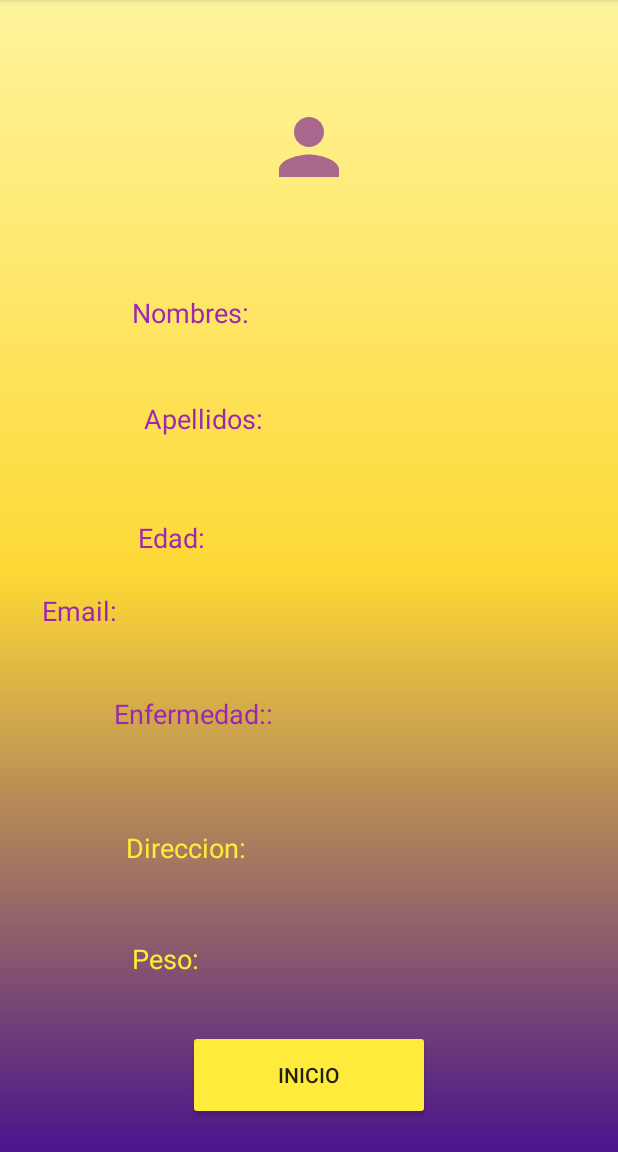
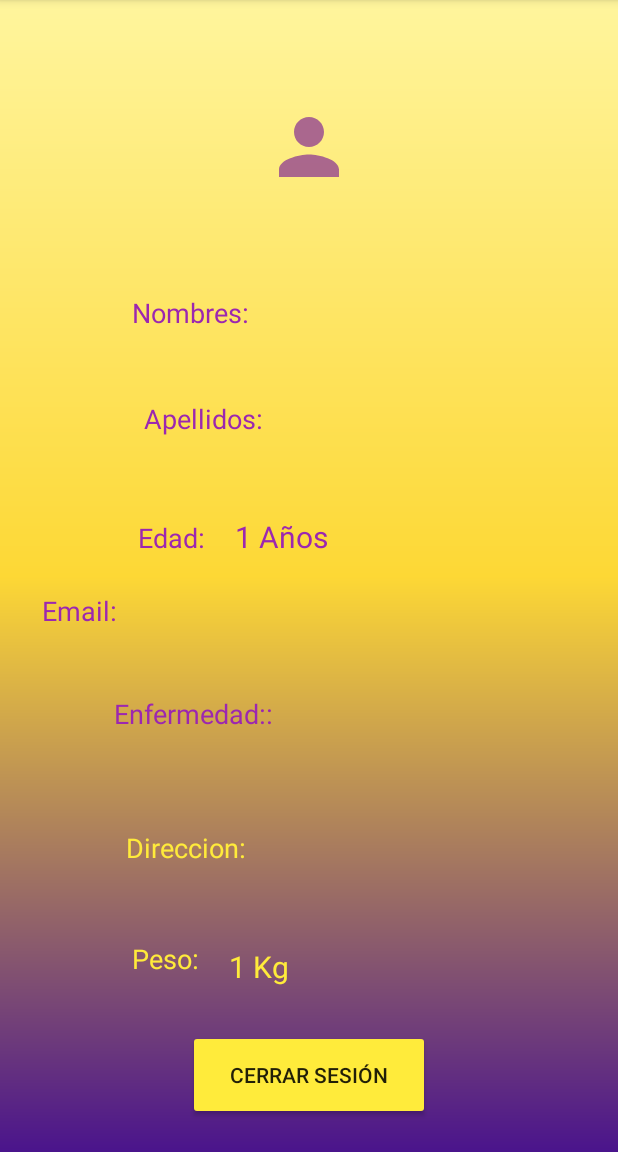
Before and after one commit to ISCOUTB/moviles-devsc, an Android app: the Perfil screen opened directly, with no data from a screen before it, on a phone screen of 412 x 824 dp, the part 84-1236 px from its top. Run offline under Robolectric (Android 15) with nearby library versions, the phone set to English and light mode, and no system bars; our stand-ins replace Firebase (no records; nobody signed in at launch, a user with empty details on screens opened directly).

Commit message:
Coomint final este si :v

```diff
--- a/app/src/main/java/com/example/vitality201/Perfil.java
+++ b/app/src/main/java/com/example/vitality201/Perfil.java
@@ -47,51 +47,17 @@
         Tenfermedad.setText(Enfermedad);
         String email=getIntent().getStringExtra("email");
         Temail.setText(email);
-        String Edad= getIntent().getStringExtra("edad");
-        Tedad.setText(Edad);
-        String Peso= getIntent().getStringExtra("peso");
-        Tpeso.setText(Peso);
-
-
+        int Edad=getIntent().getIntExtra("edad",1);
+        Tedad.setText(Edad +" Años");
+        int Peso= getIntent().getIntExtra("peso",1);
+        Tpeso.setText(Peso +" Kg");
 
 
         mReference = FirebaseDatabase.getInstance().getReference();
-        mReference.child("Usuarios").addValueEventListener(new ValueEventListener() {
-            @Override
-            public void onDataChange(@NonNull DataSnapshot dataSnapshot) {
-
-/*
-                if (dataSnapshot.exists()) {
-                    String Dnombre = dataSnapshot.child("nombre").getValue().toString();
-
-                    Tnombre.setText(Dnombre);
-                    String Dapellido = dataSnapshot.child("apellido").getValue().toString();
-                    Tapellido.setText(Dapellido);
-                    String Ddireccion = dataSnapshot.child("direccion").getValue().toString();
-                    Tdireccion.setText(Ddireccion);
-                    String Demail = dataSnapshot.child("email").getValue().toString();
-                    Temail.setText(Demail);
-                    String Denfermedad = dataSnapshot.child("enfermedad").getValue().toString();
-                    Tenfermedad.setText(Denfermedad);
-                    int Dedad = Integer.parseInt(dataSnapshot.child("edad").getValue().toString());
-                    Tedad.setText(Dedad);
-                    int Dpeso = Integer.parseInt(dataSnapshot.child("peso").getValue().toString());
-                    Tpeso.setText(Dpeso);
-
-                }*/
-            }
-
-            @Override
-            public void onCancelled(@NonNull DatabaseError databaseError) {
-
-            }
-        });
-
-
 
         btn2.setOnClickListener(new View.OnClickListener(){
             public void onClick(View v){
-                startActivity(new Intent(Perfil.this, menu.class));
+                startActivity(new Intent(Perfil.this, MainActivity.class));
 
             }
         });
--- a/app/src/main/java/com/example/vitality201/registro.java
+++ b/app/src/main/java/com/example/vitality201/registro.java
@@ -29,8 +29,8 @@
     private String nombre;
     private String apellido;
     private String enfermedad;
-    private int peso;
-    private int edad;
+    public int peso;
+    public int edad;
     private String direccion;
     private  String email;
     private  String pass;
--- a/app/src/main/res/layout/activity_menu.xml
+++ b/app/src/main/res/layout/activity_menu.xml
@@ -25,7 +25,7 @@
         android:layout_width="wrap_content"
         android:layout_height="wrap_content"
         android:layout_marginBottom="85dp"
-        android:text="Nombre del usuario"
+        android:text="Nombre"
         android:textColor="#9C27B0"
         app:layout_constraintBottom_toTopOf="@+id/button7"
         app:layout_constraintEnd_toEndOf="parent"
--- a/app/src/main/res/layout/activity_perfil.xml
+++ b/app/src/main/res/layout/activity_perfil.xml
@@ -13,7 +13,7 @@
         android:layout_height="0dp"
         android:layout_marginBottom="21dp"
         android:backgroundTint="#FFEB3B"
-        android:text="INICIO"
+        android:text="CERRAR SESIÓN"
         app:layout_constraintBottom_toBottomOf="parent"
         app:layout_constraintEnd_toEndOf="parent"
         app:layout_constraintStart_toStartOf="parent"
```
Also changed, not shown: app/src/main/java/com/example/vitality201/menu.java (+24 -1 lines).
